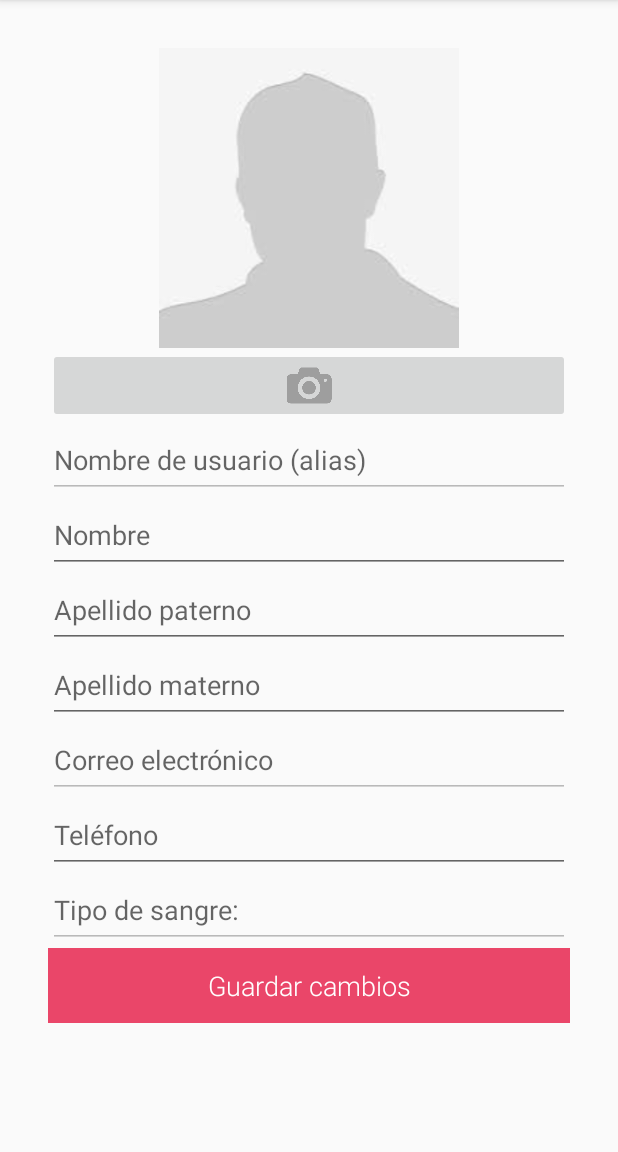
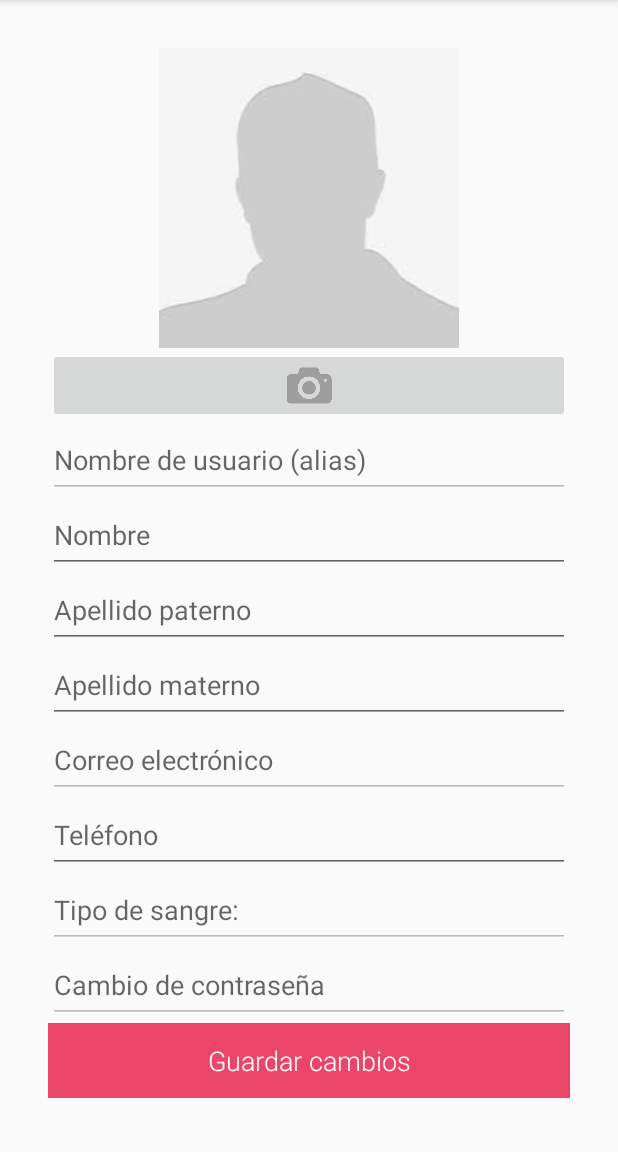
Before and after one commit to python48/EMT_AD, an Android app: the EdicionFragment screen opened directly, with no data from a screen before it, on a phone screen of 412 x 824 dp, the part 84-1236 px from its top. Run offline under Robolectric (Android 15) with nearby library versions, the light colour scheme and no system bars; 7 statements that could not run were skipped.

Commit message:
agregue la ventana de cambair contra.

```diff
--- a/app/src/main/java/mx/iteso/sergio/emt_ad1/EdicionFragment.java
+++ b/app/src/main/java/mx/iteso/sergio/emt_ad1/EdicionFragment.java
@@ -20,6 +20,7 @@ import android.widget.Button;
 import android.widget.EditText;
 import android.widget.ImageButton;
 import android.widget.ImageView;
+import android.widget.TextView;
 
 /**
  * A placeholder fragment containing a simple view.
@@ -90,6 +91,18 @@ public class EdicionFragment extends Fragment {
         sangre.setHint("Tipo de sangre: " + Sangre);
         sangre.setText(Sangre);
 
+        final EditText passbox = (EditText) view.findViewById(R.id.PassWordNewReg);
+        passbox.setOnFocusChangeListener(new View.OnFocusChangeListener() {
+            @Override
+            public void onFocusChange(View v, boolean hasFocus) {
+                if (hasFocus) {
+                    //ir a la pagina de cambiar la contrasena.
+                    getActivity().setContentView(R.layout.fragment_cambio_contra);
+                }
+            }
+        });
+
+
         /// <summary>
         /// El boton para guardar los cambios del usuario.
         /// </summary>
@@ -115,9 +128,7 @@ public class EdicionFragment extends Fragment {
                         if (ApiConnector.UpdateSuccess)//si la actualizacion fue exitosa.
                         {
                             printAlertConfirmed("Cambios guardados con éxito");
-                        }
-                        else
-                        {
+                        } else {
                             //Aqui valio verga la actualizacion por algun motivo que el mensaje del ApiConector nos indica.
                             printAlert(ApiConnector.Message + ", intente de nuevo.");
                         }
@@ -138,6 +149,9 @@ public class EdicionFragment extends Fragment {
                 startActivityForResult( i, PICK_IMAGE );
             }
         });
+
+
+
         GlobalImageView = (ImageView) view.findViewById(R.id.imageView5);
         return view;
     }
@@ -212,4 +226,5 @@ public class EdicionFragment extends Fragment {
                 .show();
     }
 
+
 }
--- a/app/src/main/res/layout/fragment_edicion.xml
+++ b/app/src/main/res/layout/fragment_edicion.xml
@@ -90,16 +90,7 @@
         android:layout_alignParentLeft="true"
         android:editable="false"
         android:enabled="false" />
-    <!--<EditText
-        android:layout_width="match_parent"
-        android:layout_height="50dp"
-        android:hint=""
-        android:id="@+id/PassWordNewReg"
-        android:inputType="textPassword"
-        android:enabled="false"
-        android:layout_below="@+id/UserEmailNewRegReg2"
-        android:layout_alignParentLeft="true"
-        android:layout_alignParentStart="true" />-->
+
     <EditText
         android:layout_width="match_parent"
         android:layout_height="50dp"
@@ -121,6 +112,16 @@
         android:layout_alignParentLeft="true"
         android:layout_alignParentStart="true" />
 
+    <EditText
+        android:layout_width="match_parent"
+        android:layout_height="50dp"
+        android:hint="Cambio de contraseña"
+        android:id="@+id/PassWordNewReg"
+        android:inputType="textPassword"
+        android:enabled="false"
+        android:layout_below="@+id/sangreNewReg"
+        android:layout_alignParentLeft="true"
+        android:layout_alignParentStart="true" />
 
     <!-- Botones -->
     <Button
@@ -137,4 +138,5 @@
 
 
 
+
 </LinearLayout>
```
Also changed, not shown: app/src/main/java/mx/iteso/sergio/emt_ad1/ApiConnector.java (+34 -2 lines), app/src/main/res/layout/fragment_cambio_contra.xml (added, +80 -0 lines).
